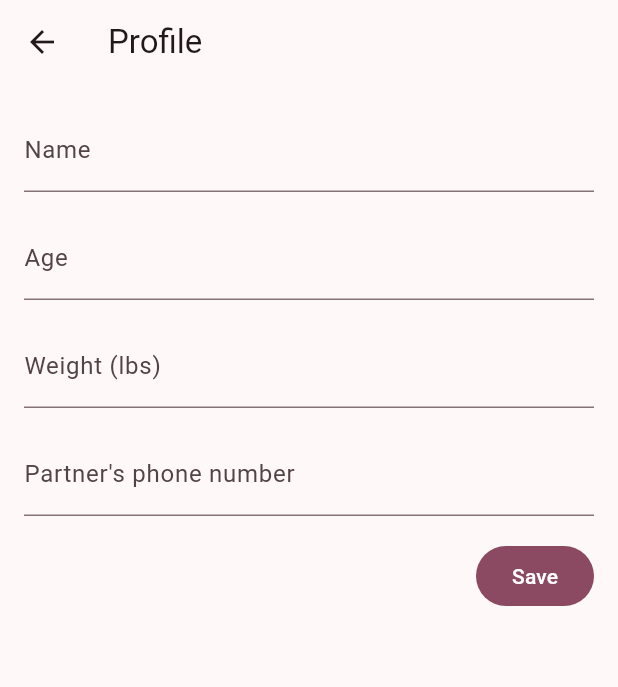
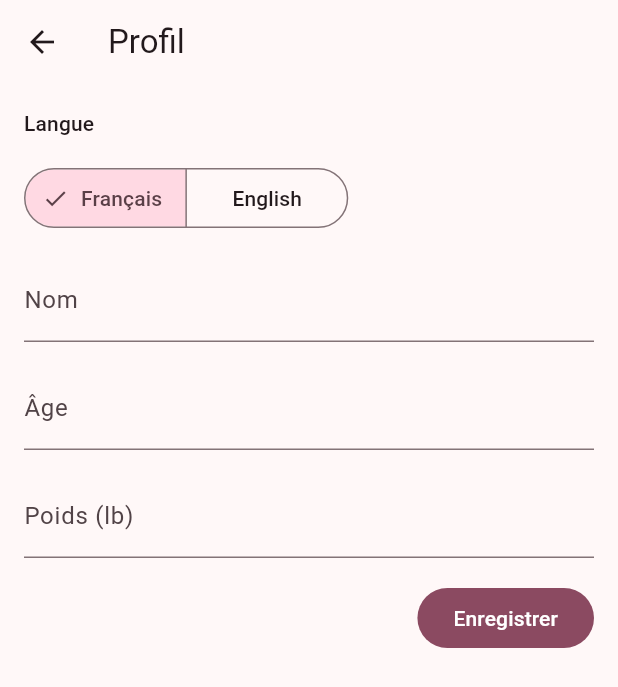
Before and after one commit to Reymz66/cycle_app, a Flutter app: the screen it shows after launch, after a tap on the "person outline" icon, on a phone screen of 412 x 824 dp. Shown: the top 687 px of the screen. Run offline on Flutter 3.47's test engine with Material 3 defaults, Android fonts, the phone set to English and light mode, and no system bars; our stand-ins replace flutter_riverpod, hive, hive_flutter, share_plus, table_calendar; accounts and stored records are empty.

Commit message:
Add profile language switcher, drop partner phone/SMS, default builds to arm64
- Add a FR/EN language switcher to the profile screen (FR by default),
  persisted locally via a new Hive-backed locale repository/provider
- Remove the partner phone number field along with the SMS notify path
  (url_launcher dependency, sms: manifest query) — the "notify partner"
  action now only shares via the OS share sheet, moved into the phase
  card next to the symptom-log button
- Add a /build command defaulting release APKs to arm64-v8a only
  (~19MB vs ~53MB for the default universal build)

Co-Authored-By: Claude Sonnet 5 <noreply@anthropic.com>

```diff
--- a/lib/app.dart
+++ b/lib/app.dart
@@ -1,17 +1,20 @@
 import 'package:flutter/material.dart';
+import 'package:flutter_riverpod/flutter_riverpod.dart';
 
+import 'core/locale/locale_providers.dart';
 import 'core/theme/app_theme.dart';
 import 'features/cycle/presentation/home_screen.dart';
 import 'l10n/app_localizations.dart';
 
-class CycleApp extends StatelessWidget {
+class CycleApp extends ConsumerWidget {
   const CycleApp({super.key});
 
   @override
-  Widget build(BuildContext context) {
+  Widget build(BuildContext context, WidgetRef ref) {
     return MaterialApp(
       onGenerateTitle: (context) => AppLocalizations.of(context)!.appTitle,
       theme: AppTheme.light,
+      locale: ref.watch(localeProvider),
       localizationsDelegates: AppLocalizations.localizationsDelegates,
       supportedLocales: AppLocalizations.supportedLocales,
       home: const HomeScreen(),
--- /dev/null
+++ b/lib/core/locale/locale_repository.dart
@@ -0,0 +1,20 @@
+import 'package:hive_flutter/hive_flutter.dart';
+
+class LocaleRepository {
+  LocaleRepository(this._box);
+
+  static const boxName = 'app_settings';
+  static const _key = 'locale';
+  static const defaultLocaleCode = 'fr';
+
+  final Box<String> _box;
+
+  static Future<LocaleRepository> open() async {
+    final box = await Hive.openBox<String>(boxName);
+    return LocaleRepository(box);
+  }
+
+  String get() => _box.get(_key, defaultValue: defaultLocaleCode)!;
+
+  Future<void> save(String localeCode) => _box.put(_key, localeCode);
+}
--- a/lib/features/cycle/presentation/home_screen.dart
+++ b/lib/features/cycle/presentation/home_screen.dart
@@ -13,7 +13,6 @@ import 'widgets/cycle_calendar.dart';
 import 'widgets/cycle_legend.dart';
 import 'widgets/cycle_phase_card.dart';
 import 'widgets/cycle_summary_card.dart';
-import 'widgets/notify_partner_button.dart';
 import 'widgets/symptom_log_sheet.dart';
 
 class HomeScreen extends ConsumerWidget {
@@ -63,11 +62,6 @@ class HomeScreen extends ConsumerWidget {
                   phase: phase,
                   onLogSymptoms: () =>
                       showSymptomLogSheet(context, date: DateTime.now()),
-                ),
-              if (phase != null)
-                Padding(
-                  padding: const EdgeInsets.symmetric(horizontal: 8),
-                  child: NotifyPartnerButton(phase: phase),
                 ),
               if (entries.isEmpty) _EmptyState(loc: loc),
               const CycleLegend(),
--- a/lib/features/profile/data/user_profile_model.dart
+++ b/lib/features/profile/data/user_profile_model.dart
@@ -8,7 +8,6 @@ class UserProfile extends HiveObject {
     required this.name,
     this.age,
     this.weightLbs,
-    this.partnerPhoneNumber,
   });
 
   @HiveField(0)
@@ -19,7 +18,4 @@ class UserProfile extends HiveObject {
 
   @HiveField(2)
   final double? weightLbs;
-
-  @HiveField(3)
-  final String? partnerPhoneNumber;
 }
--- a/lib/features/profile/presentation/profile_screen.dart
+++ b/lib/features/profile/presentation/profile_screen.dart
@@ -1,6 +1,7 @@
 import 'package:flutter/material.dart';
 import 'package:flutter_riverpod/flutter_riverpod.dart';
 
+import '../../../core/locale/locale_providers.dart';
 import '../../../l10n/app_localizations.dart';
 import '../data/user_profile_model.dart';
 import 'providers/profile_providers.dart';
@@ -16,7 +17,6 @@ class _ProfileScreenState extends ConsumerState<ProfileScreen> {
   late final TextEditingController _nameController;
   late final TextEditingController _ageController;
   late final TextEditingController _weightController;
-  late final TextEditingController _partnerPhoneController;
 
   @override
   void initState() {
@@ -29,9 +29,6 @@ class _ProfileScreenState extends ConsumerState<ProfileScreen> {
     _weightController = TextEditingController(
       text: profile?.weightLbs?.toString() ?? '',
     );
-    _partnerPhoneController = TextEditingController(
-      text: profile?.partnerPhoneNumber ?? '',
-    );
   }
 
   @override
@@ -39,7 +36,6 @@ class _ProfileScreenState extends ConsumerState<ProfileScreen> {
     _nameController.dispose();
     _ageController.dispose();
     _weightController.dispose();
-    _partnerPhoneController.dispose();
     super.dispose();
   }
 
@@ -56,6 +52,26 @@ class _ProfileScreenState extends ConsumerState<ProfileScreen> {
             crossAxisAlignment: CrossAxisAlignment.start,
             spacing: 16,
             children: [
+              Text(
+                loc.profileLanguageLabel,
+                style: Theme.of(context).textTheme.labelLarge,
+              ),
+              SegmentedButton<Locale>(
+                segments: [
+                  ButtonSegment(
+                    value: const Locale('fr'),
+                    label: Text(loc.languageFrench),
+                  ),
+                  ButtonSegment(
+                    value: const Locale('en'),
+                    label: Text(loc.languageEnglish),
+                  ),
+                ],
+                selected: {ref.watch(localeProvider)},
+                onSelectionChanged: (selection) {
+                  ref.read(localeProvider.notifier).setLocale(selection.first);
+                },
+              ),
               TextField(
                 controller: _nameController,
                 decoration: InputDecoration(labelText: loc.profileNameLabel),
@@ -73,13 +89,6 @@ class _ProfileScreenState extends ConsumerState<ProfileScreen> {
                   decimal: true,
                 ),
               ),
-              TextField(
-                controller: _partnerPhoneController,
-                decoration: InputDecoration(
-                  labelText: loc.profilePartnerPhoneLabel,
-                ),
-                keyboardType: TextInputType.phone,
-              ),
               Align(
                 alignment: Alignment.centerRight,
                 child: FilledButton(
@@ -96,12 +105,10 @@ class _ProfileScreenState extends ConsumerState<ProfileScreen> {
 
   Future<void> _save() async {
     final loc = AppLocalizations.of(context)!;
-    final partnerPhone = _partnerPhoneController.text.trim();
     final profile = UserProfile(
       name: _nameController.text.trim(),
       age: int.tryParse(_ageController.text.trim()),
       weightLbs: double.tryParse(_weightController.text.trim()),
-      partnerPhoneNumber: partnerPhone.isEmpty ? null : partnerPhone,
     );
 
     await ref.read(userProfileProvider.notifier).save(profile);
--- a/lib/l10n/app_en.arb
+++ b/lib/l10n/app_en.arb
@@ -77,11 +77,11 @@
   "profileNameLabel": "Name",
   "profileAgeLabel": "Age",
   "profileWeightLabel": "Weight (lbs)",
-  "profilePartnerPhoneLabel": "Partner's phone number",
   "profileSavedMessage": "Profile saved",
+  "profileLanguageLabel": "Language",
+  "languageFrench": "Français",
+  "languageEnglish": "English",
 
-  "notifyPartnerButton": "Notify my partner",
   "notifyPartnerMessengerButton": "Notify via Messenger",
-  "notifyPartnerMissingNumber": "Add your partner's phone number in your profile first.",
   "partnerMessageTemplate": "Hey, I'm in my {phase} phase today."
 }
--- a/lib/l10n/app_fr.arb
+++ b/lib/l10n/app_fr.arb
@@ -121,12 +121,12 @@
   "profileNameLabel": "Nom",
   "profileAgeLabel": "Âge",
   "profileWeightLabel": "Poids (lb)",
-  "profilePartnerPhoneLabel": "Numéro de ton/ta partenaire",
   "profileSavedMessage": "Profil enregistré",
+  "profileLanguageLabel": "Langue",
+  "languageFrench": "Français",
+  "languageEnglish": "English",
 
-  "notifyPartnerButton": "Prévenir mon/ma partenaire",
   "notifyPartnerMessengerButton": "Prévenir via Messenger",
-  "notifyPartnerMissingNumber": "Ajoute d'abord le numéro de ton/ta partenaire dans ton profil.",
   "partnerMessageTemplate": "Salut, je suis en phase {phase} aujourd'hui.",
   "@partnerMessageTemplate": {
     "placeholders": {
--- a/lib/l10n/app_localizations.dart
+++ b/lib/l10n/app_localizations.dart
@@ -512,35 +512,35 @@ abstract class AppLocalizations {
   /// **'Poids (lb)'**
   String get profileWeightLabel;
 
-  /// No description provided for @profilePartnerPhoneLabel.
-  ///
-  /// In fr, this message translates to:
-  /// **'Numéro de ton/ta partenaire'**
-  String get profilePartnerPhoneLabel;
-
   /// No description provided for @profileSavedMessage.
   ///
   /// In fr, this message translates to:
   /// **'Profil enregistré'**
   String get profileSavedMessage;
 
-  /// No description provided for @notifyPartnerButton.
+  /// No description provided for @profileLanguageLabel.
   ///
   /// In fr, this message translates to:
-  /// **'Prévenir mon/ma partenaire'**
-  String get notifyPartnerButton;
+  /// **'Langue'**
+  String get profileLanguageLabel;
+
+  /// No description provided for @languageFrench.
+  ///
+  /// In fr, this message translates to:
+  /// **'Français'**
+  String get languageFrench;
+
+  /// No description provided for @languageEnglish.
+  ///
+  /// In fr, this message translates to:
+  /// **'English'**
+  String get languageEnglish;
 
   /// No description provided for @notifyPartnerMessengerButton.
   ///
   /// In fr, this message translates to:
   /// **'Prévenir via Messenger'**
   String get notifyPartnerMessengerButton;
-
-  /// No description provided for @notifyPartnerMissingNumber.
-  ///
-  /// In fr, this message translates to:
-  /// **'Ajoute d\'abord le numéro de ton/ta partenaire dans ton profil.'**
-  String get notifyPartnerMissingNumber;
 
   /// No description provided for @partnerMessageTemplate.
   ///
--- a/lib/l10n/app_localizations_en.dart
+++ b/lib/l10n/app_localizations_en.dart
@@ -239,20 +239,19 @@ class AppLocalizationsEn extends AppLocalizations {
   String get profileWeightLabel => 'Weight (lbs)';
 
   @override
-  String get profilePartnerPhoneLabel => 'Partner\'s phone number';
-
-  @override
   String get profileSavedMessage => 'Profile saved';
 
   @override
-  String get notifyPartnerButton => 'Notify my partner';
+  String get profileLanguageLabel => 'Language';
+
+  @override
+  String get languageFrench => 'Français';
+
+  @override
+  String get languageEnglish => 'English';
 
   @override
   String get notifyPartnerMessengerButton => 'Notify via Messenger';
-
-  @override
-  String get notifyPartnerMissingNumber =>
-      'Add your partner\'s phone number in your profile first.';
 
   @override
   String partnerMessageTemplate(String phase) {
--- a/lib/l10n/app_localizations_fr.dart
+++ b/lib/l10n/app_localizations_fr.dart
@@ -239,20 +239,19 @@ class AppLocalizationsFr extends AppLocalizations {
   String get profileWeightLabel => 'Poids (lb)';
 
   @override
-  String get profilePartnerPhoneLabel => 'Numéro de ton/ta partenaire';
-
-  @override
   String get profileSavedMessage => 'Profil enregistré';
 
   @override
-  String get notifyPartnerButton => 'Prévenir mon/ma partenaire';
+  String get profileLanguageLabel => 'Langue';
+
+  @override
+  String get languageFrench => 'Français';
+
+  @override
+  String get languageEnglish => 'English';
 
   @override
   String get notifyPartnerMessengerButton => 'Prévenir via Messenger';
-
-  @override
-  String get notifyPartnerMissingNumber =>
-      'Ajoute d\'abord le numéro de ton/ta partenaire dans ton profil.';
 
   @override
   String partnerMessageTemplate(String phase) {
--- a/lib/main.dart
+++ b/lib/main.dart
@@ -3,6 +3,8 @@ import 'package:flutter_riverpod/flutter_riverpod.dart';
 import 'package:hive_flutter/hive_flutter.dart';
 
 import 'app.dart';
+import 'core/locale/locale_providers.dart';
+import 'core/locale/locale_repository.dart';
 import 'features/cycle/data/cycle_entry_model.dart';
 import 'features/cycle/data/cycle_repository.dart';
 import 'features/cycle/data/symptom_log_model.dart';
@@ -23,6 +25,7 @@ void main() async {
   final repository = await CycleRepository.open();
   final symptomRepository = await SymptomRepository.open();
   final profileRepository = await UserProfileRepository.open();
+  final localeRepository = await LocaleRepository.open();
 
   runApp(
     ProviderScope(
@@ -30,6 +33,7 @@ void main() async {
         cycleRepositoryProvider.overrideWithValue(repository),
         symptomRepositoryProvider.overrideWithValue(symptomRepository),
         userProfileRepositoryProvider.overrideWithValue(profileRepository),
+        localeRepositoryProvider.overrideWithValue(localeRepository),
       ],
       child: const CycleApp(),
     ),
--- a/pubspec.yaml
+++ b/pubspec.yaml
@@ -41,7 +41,6 @@ dependencies:
   hive_flutter: ^1.1.0
   table_calendar: ^3.2.1
   intl: ^0.20.2
-  url_launcher: ^6.3.2
   share_plus: ^10.1.4
 
 dev_dependencies:
```
Also changed, not shown: lib/core/locale/locale_providers.dart (added, +27 -0 lines), lib/features/cycle/presentation/widgets/cycle_phase_card.dart (+12 -6 lines), lib/features/cycle/presentation/widgets/notify_partner_button.dart (+4 -40 lines), lib/features/profile/data/user_profile_model.g.dart, pubspec.lock, 3 other files.
